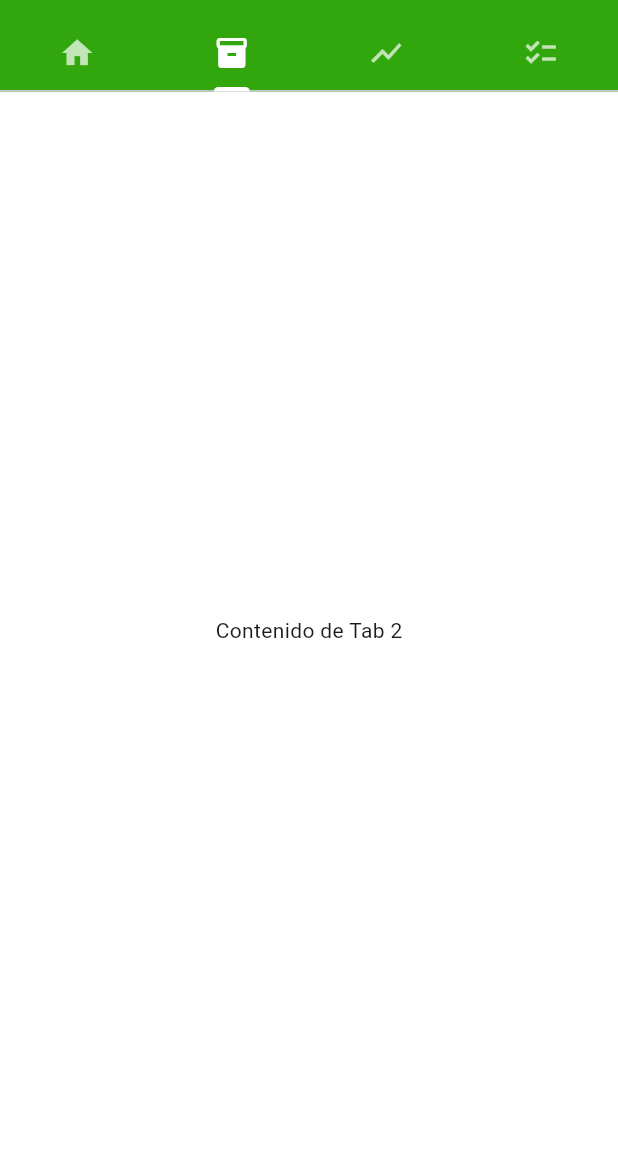
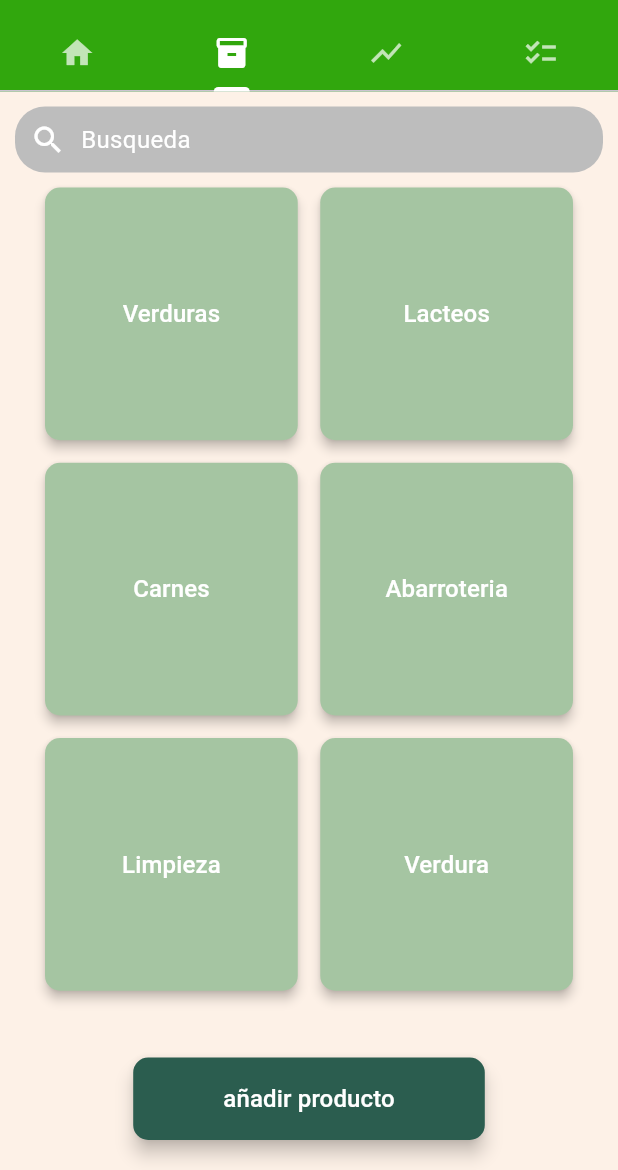
Before and after one commit to MCarra64/control_verde, a Flutter app: the screen it shows after launch, tab 2 chosen, on a phone screen of 412 x 824 dp, the part 66-1236 px from its top. Run offline on Flutter 3.47's test engine with Material 3 defaults, Android fonts, the phone set to English and light mode, and no system bars.

Commit message:
contenido del tap 2
La pestaña 2 donde van los botones de los productos que se vender

```diff
--- a/lib/widgets/home.dart
+++ b/lib/widgets/home.dart
@@ -108,12 +108,66 @@ class _MyHomePageState extends State<MyHomePage> {
               ],
             ),
 
+          // Pestaña 2: Interfaz de "Verdureria el Ahorro"
+Container(
+  color: const Color(0xFFFDF1E7),
+  child: Column(
+    children: [
 
-            // Contenido de la pestaña 2
-            Container(
-              color: Colors.white,
-              child: const Center(child: Text('Contenido de Tab 2')),
+      Container(
+        padding: const EdgeInsets.all(10),
+        margin: const EdgeInsets.all(10),
+        decoration: BoxDecoration(
+          color: Colors.grey.shade400,
+          borderRadius: BorderRadius.circular(20),
+        ),
+        child: const Row(
+          children: [
+            Icon(Icons.search, color: Colors.white),
+            SizedBox(width: 10),
+            Text('Busqueda',
+                style: TextStyle(color: Colors.white, fontSize: 16)),
+          ],
+        ),
+      ),
+      Expanded(
+        child: GridView.count(
+          padding: const EdgeInsets.symmetric(horizontal: 30),
+          crossAxisCount: 2,
+          crossAxisSpacing: 15,
+          mainAxisSpacing: 15,
+          children: const [
+            CategoryButton(text: 'Verduras'),
+            CategoryButton(text: 'Lacteos'),
+            CategoryButton(text: 'Carnes'),
+            CategoryButton(text: 'Abarroteria'),
+            CategoryButton(text: 'Limpieza'),
+            CategoryButton(text: 'Verdura'),
+          ],
+        ),
+      ),
+      Container(
+        margin: const EdgeInsets.only(bottom: 20),
+        child: ElevatedButton(
+          onPressed: () {
+            // Acción para añadir producto
+          },
+          style: ElevatedButton.styleFrom(
+            backgroundColor: const Color(0xFF2B5D4F),
+            padding: const EdgeInsets.symmetric(horizontal: 60, vertical: 16),
+            shape: RoundedRectangleBorder(
+              borderRadius: BorderRadius.circular(10),
             ),
+            elevation: 5,
+          ),
+          child: const Text('añadir producto',
+              style: TextStyle(fontSize: 16, color: Colors.white)),
+        ),
+      ),
+    ],
+  ),
+),
+
 
             // Contenido de la pestaña 3
             Container(
@@ -132,3 +186,27 @@ class _MyHomePageState extends State<MyHomePage> {
     ));
   }
 }
+
+class CategoryButton extends StatelessWidget {
+  final String text;
+  const CategoryButton({super.key, required this.text});
+
+  @override
+  Widget build(BuildContext context) {
+    return ElevatedButton(
+      onPressed: () {},
+      style: ElevatedButton.styleFrom(
+        backgroundColor: const Color(0xFFA5C5A2),
+        padding: const EdgeInsets.symmetric(vertical: 20),
+        shape: RoundedRectangleBorder(
+          borderRadius: BorderRadius.circular(10),
+        ),
+        elevation: 3,
+      ),
+      child: Text(
+        text,
+        style: const TextStyle(fontSize: 16, color: Colors.white),
+      ),
+    );
+  }
+}
```
